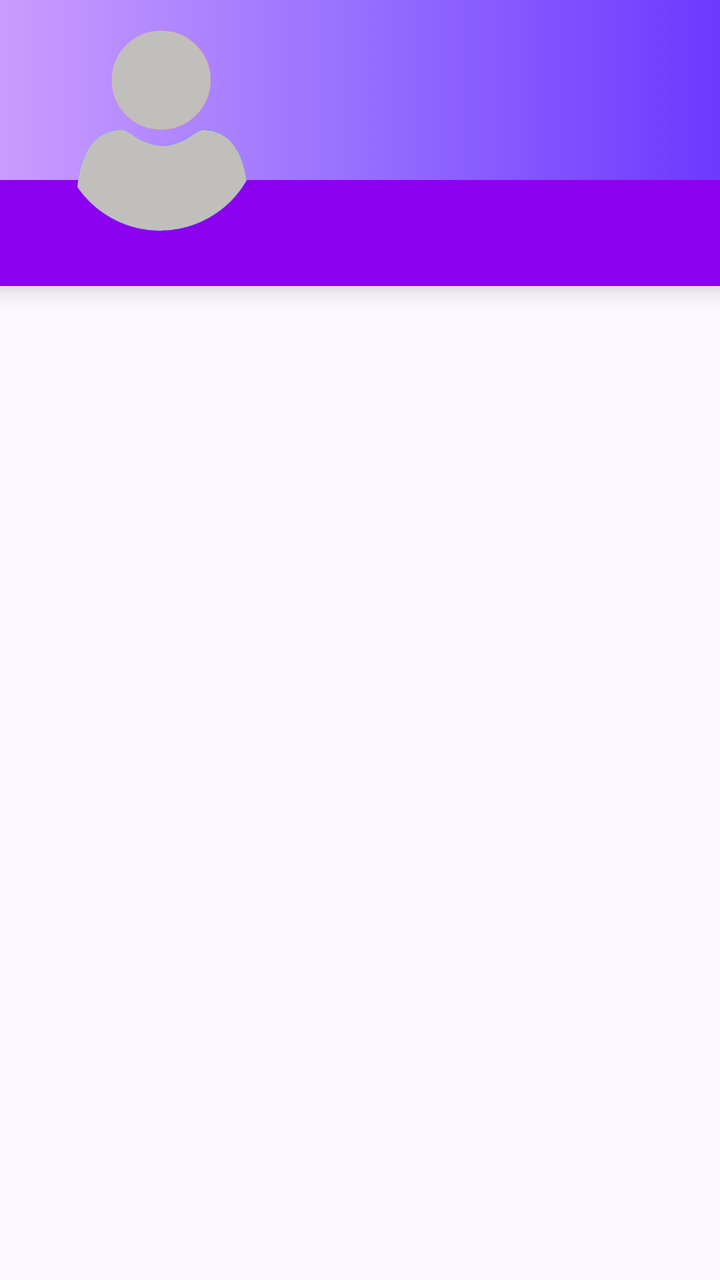
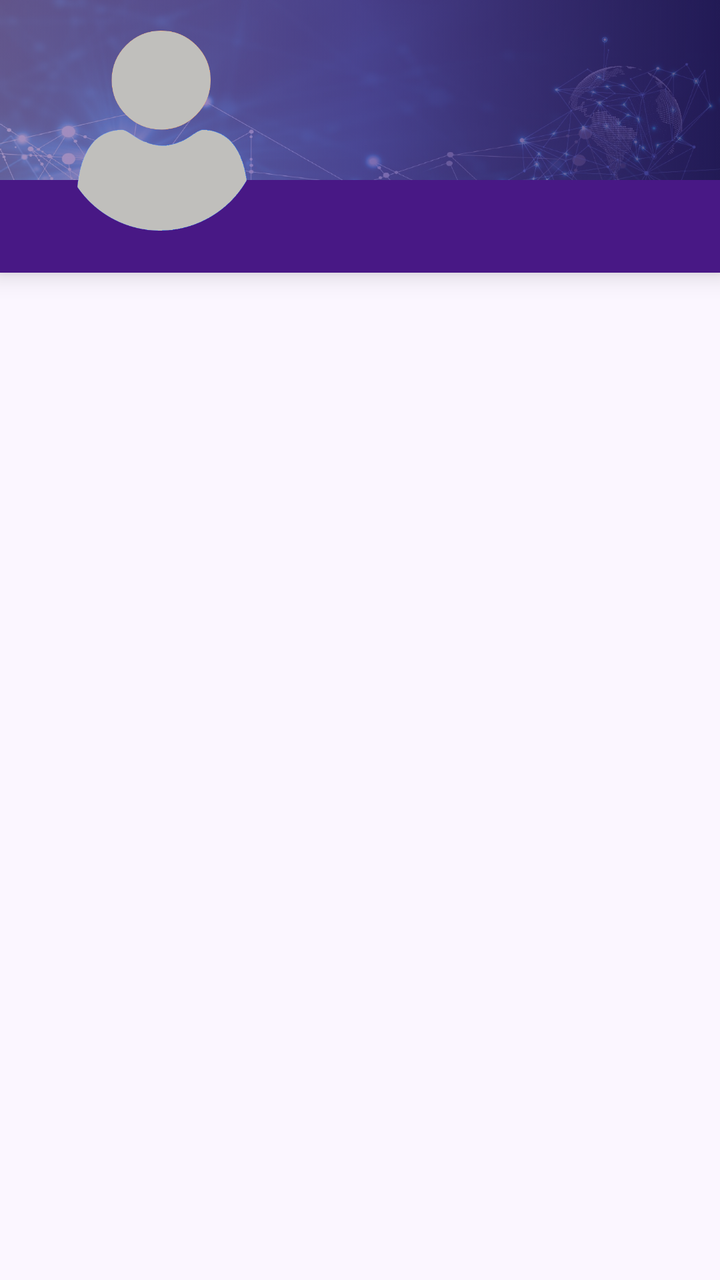

The first picture is an Android layout as it rendered before a commit; the second is the same layout after the commit. The layout source and the unified diff follow.
<!-- AndroidManifest.xml: application theme Theme.MyApplication -->
<!-- res/layout/fragment_users.xml -->
<?xml version="1.0" encoding="utf-8"?>
<layout>
    <data>
        <variable
            name="user"
            type="hasan.mohamed.shehata.myapplication.models.User" />
    </data>
<FrameLayout
    android:layout_width="match_parent"
    android:layout_height="match_parent"
    android:background="@color/extraLightPurbleBackground"
    xmlns:android="http://schemas.android.com/apk/res/android" >

        <LinearLayout
            android:id="@+id/loading_container"
            android:layout_gravity="center"
            android:orientation="vertical"
            android:layout_width="match_parent"
            android:layout_height="wrap_content">
            <ProgressBar
                android:id="@+id/loading_progress"
                android:layout_width="90dp"
                android:layout_height="90dp"
                android:layout_gravity="center"/>
            <TextView
                android:id="@+id/loading_tv"
                android:layout_width="match_parent"
                android:layout_height="wrap_content"
                android:gravity="center"
                android:textSize="24dp"
                android:text="Loading..."/>
            <TextView
                android:id="@+id/require_internet_connection"
                android:layout_width="match_parent"
                android:layout_height="wrap_content"
                android:gravity="center"
                android:textSize="24dp"
                android:textColor="#FFFF0000"
                android:text="Require internet connection!"/>
        </LinearLayout>


    <androidx.constraintlayout.widget.ConstraintLayout xmlns:android="http://schemas.android.com/apk/res/android"
        android:visibility="visible"
        android:id="@+id/main_container"
        xmlns:app="http://schemas.android.com/apk/res-auto"
        xmlns:tools="http://schemas.android.com/tools"
        android:layout_width="match_parent"
        android:layout_height="match_parent"
        tools:context=".ui.users.UsersFragment"
        android:keepScreenOn="true">

        <androidx.constraintlayout.widget.ConstraintLayout
            android:layout_width="match_parent"
            android:layout_height="wrap_content"
            app:layout_constraintTop_toTopOf="parent"
            android:background="@color/myAccent1"
            android:translationZ="7dp"
            android:padding="0dp">
            <ImageView
                android:translationZ="15dp"
                android:translationY="25dp"
                android:id="@+id/header_my_user_image_view"
                android:layout_width="100dp"
                android:layout_height="100dp"
                android:layout_marginStart="@dimen/padding_very_large"
                android:background="@drawable/user1"
                app:layout_constraintStart_toStartOf="parent"
                app:layout_constraintBottom_toBottomOf="@id/users_list_header_color_box"
                />
            <FrameLayout
                android:id="@+id/users_list_header_color_box"
                android:layout_width="match_parent"
                android:layout_height="90dp"
                android:background="@drawable/my_user_header_background"
                app:layout_constraintTop_toTopOf="parent"/>
            <androidx.constraintlayout.widget.ConstraintLayout
                android:id="@+id/users_list_header_info_box"
                android:layout_width="match_parent"
                android:layout_height="wrap_content"
                android:background="@color/upsdk_white"
                android:padding="4dp"
                app:layout_constraintTop_toBottomOf="@id/users_list_header_color_box">
                <TextView
                    android:id="@+id/users_list_header_name_box"
                    app:layout_constraintEnd_toEndOf="@id/users_list_header_info_box"
                    app:layout_constraintTop_toTopOf="@id/users_list_header_info_box"
                    android:layout_width="wrap_content"
                    android:text="@{user.username}"
                    android:layout_marginEnd="30dp"
                    android:layout_height="wrap_content"


                    android:fontFamily="@font/nunito"
                    android:textFontWeight="500"
                    android:textSize="21sp"
                    android:textColor="@color/darkTextColor"/>
                <TextView
                    android:layout_width="wrap_content"
                    android:layout_height="wrap_content"
                    android:layout_marginTop="3dp"
                    android:text="@{user.userlanguage.languageName}"
                    android:layout_marginEnd="30dp"
                    app:layout_constraintTop_toBottomOf="@id/users_list_header_name_box"
                    app:layout_constraintEnd_toEndOf="parent"


                    android:fontFamily="@font/nunito"
                    android:textFontWeight="400"
                    android:textSize="10sp"
                    android:textColor="@color/darkTextColor"/>
            </androidx.constraintlayout.widget.ConstraintLayout>
            <TextView
                android:layout_gravity="center"
                android:translationZ="1dp"
                android:id="@+id/users_title"
                android:layout_width="match_parent"
                android:layout_height="wrap_content"
                android:fontFamily="@font/helvetica"
                android:textStyle="bold"
                android:textAlignment="center"
                android:paddingTop="6dp"
                android:paddingBottom="6dp"
                android:paddingStart="12dp"
                android:paddingEnd="12dp"
                android:textColor="@color/white"
                android:textSize="16sp"
                android:background="@drawable/box_backround_blue_rounded"
                app:layout_constraintEnd_toEndOf="parent"
                app:layout_constraintStart_toStartOf="parent"
                app:layout_constraintTop_toTopOf="parent"
                android:visibility="gone"/>
        </androidx.constraintlayout.widget.ConstraintLayout>
        <androidx.recyclerview.widget.RecyclerView
            android:layout_marginTop="140dp"
            android:paddingTop="35dp"
            android:layout_width="match_parent"
            android:layout_height="match_parent"
            android:background="@color/extraLightPurbleBackground"
            android:id="@+id/fragment_recycler_view">

        </androidx.recyclerview.widget.RecyclerView>

    </androidx.constraintlayout.widget.ConstraintLayout>
</FrameLayout>
</layout>
<!-- resources referenced by this layout -->
<resources>
  <color name="darkTextColor">#404040</color>
  <color name="extraLightPurbleBackground">#FBF6FF</color>
  <color name="myAccent1">#8C00F0</color>
  <color name="white">#FFFFFFFF</color>
  <dimen name="padding_very_large">30dp</dimen>
  <!-- drawable box_backround_blue_rounded (drawable) -->
  <?xml version="1.0" encoding="utf-8"?>
  <selector>
      <item>
          <shape
              xmlns:android="http://schemas.android.com/apk/res/android"
              android:shape="rectangle">
  
              <solid
                  android:color="@color/myAccent1"/>
              <corners android:radius="35dp"/>
  
          </shape>
      </item>
  </selector>
  <!-- drawable my_user_header_background (drawable) -->
  <?xml version="1.0" encoding="utf-8"?>
  <selector>
      <item>
          <shape
              xmlns:android="http://schemas.android.com/apk/res/android"
              android:shape="rectangle">
  
              <gradient android:startColor="#CA9CFF"/>
              <gradient android:centerColor="#966FFF"/>
              <gradient android:endColor="#6D38FF"/>
  
          </shape>
      </item>
  </selector>
  <!-- drawable user1: png bitmap (drawable-xxhdpi, 15714 bytes) -->
  <style name="Theme.MyApplication" parent="@android:style/Theme.Holo.NoActionBar.Fullscreen">
          
          
          <item name="android:windowTranslucentStatus">true</item>
          <item name="android:windowTranslucentNavigation">true</item>
  
      </style>
</resources>

<!-- the commit's change to res/layout/fragment_users.xml (unified diff, before → after) -->
@@ -1,5 +1,5 @@
 <?xml version="1.0" encoding="utf-8"?>
-<layout>
+<layout xmlns:app="http://schemas.android.com/apk/res-auto">
     <data>
         <variable
             name="user"
@@ -73,7 +73,15 @@
                 android:layout_width="match_parent"
                 android:layout_height="90dp"
                 android:background="@drawable/my_user_header_background"
-                app:layout_constraintTop_toTopOf="parent"/>
+                app:layout_constraintTop_toTopOf="parent">
+            <ImageView
+                android:tintMode="multiply"
+                android:layout_width="match_parent"
+                android:layout_height="match_parent"
+                android:src="@drawable/technology2"
+                android:scaleType="centerCrop"
+                app:tint="#88888888" />
+            </FrameLayout>
             <androidx.constraintlayout.widget.ConstraintLayout
                 android:id="@+id/users_list_header_info_box"
                 android:layout_width="match_parent"
@@ -93,7 +101,7 @@
 
                     android:fontFamily="@font/nunito"
                     android:textFontWeight="500"
-                    android:textSize="21sp"
+                    android:textSize="16sp"
                     android:textColor="@color/darkTextColor"/>
                 <TextView
                     android:layout_width="wrap_content"
@@ -132,7 +140,7 @@
                 android:visibility="gone"/>
         </androidx.constraintlayout.widget.ConstraintLayout>
         <androidx.recyclerview.widget.RecyclerView
-            android:layout_marginTop="140dp"
+            android:layout_marginTop="120dp"
             android:paddingTop="35dp"
             android:layout_width="match_parent"
             android:layout_height="match_parent"
<!-- resource entries referenced after the edit -->
@@ -2,7 +2,7 @@
 <resources>
   <color name="darkTextColor">#404040</color>
   <color name="extraLightPurbleBackground">#FBF6FF</color>
-  <color name="myAccent1">#8C00F0</color>
+  <color name="myAccent1">@color/huddle_background_color</color>
   <color name="white">#FFFFFFFF</color>
   <dimen name="padding_very_large">30dp</dimen>
   <!-- drawable box_backround_blue_rounded (drawable) -->
@@ -30,11 +30,12 @@
   
               <gradient android:startColor="#CA9CFF"/>
               <gradient android:centerColor="#966FFF"/>
-              <gradient android:endColor="#6D38FF"/>
+              <gradient android:endColor="@color/huddle_background_color"/>
   
           </shape>
       </item>
   </selector>
+  <!-- drawable technology2: jpg bitmap (drawable-xxhdpi, 97172 bytes) -->
   <!-- drawable user1: png bitmap (drawable-xxhdpi, 15714 bytes) -->
   <style name="Theme.MyApplication" parent="@android:style/Theme.Holo.NoActionBar.Fullscreen">
           
@@ -43,5 +44,6 @@
           <item name="android:windowTranslucentNavigation">true</item>
   
       </style>
+  <color name="huddle_background_color">#481885</color>
 </resources>
 
